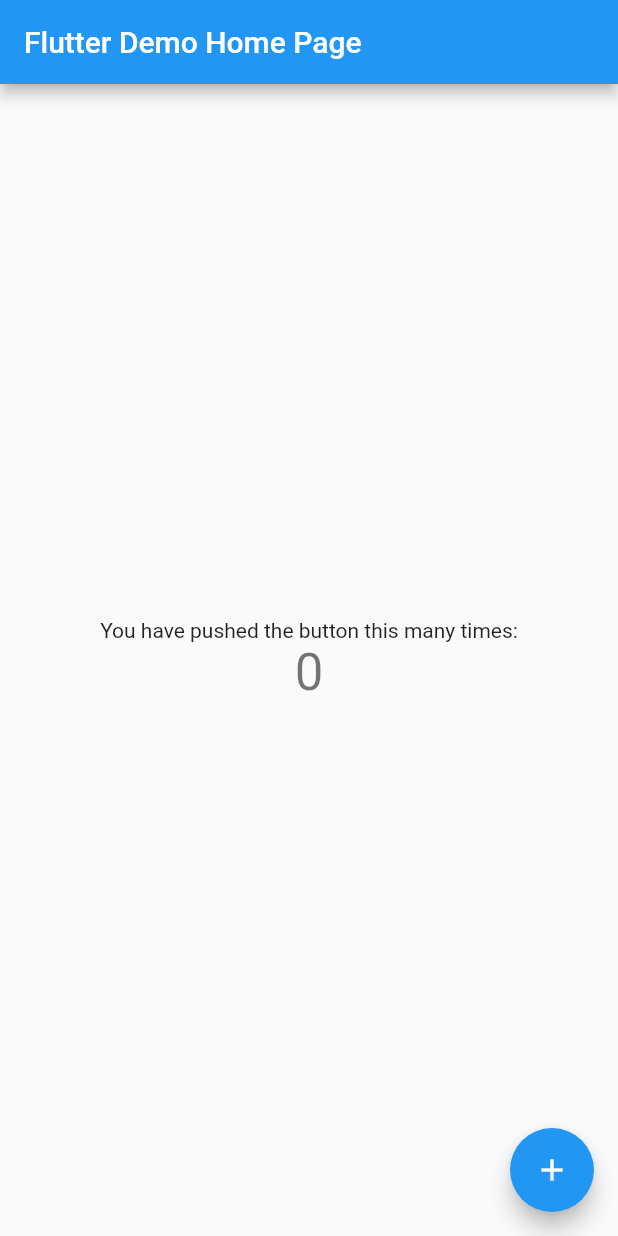
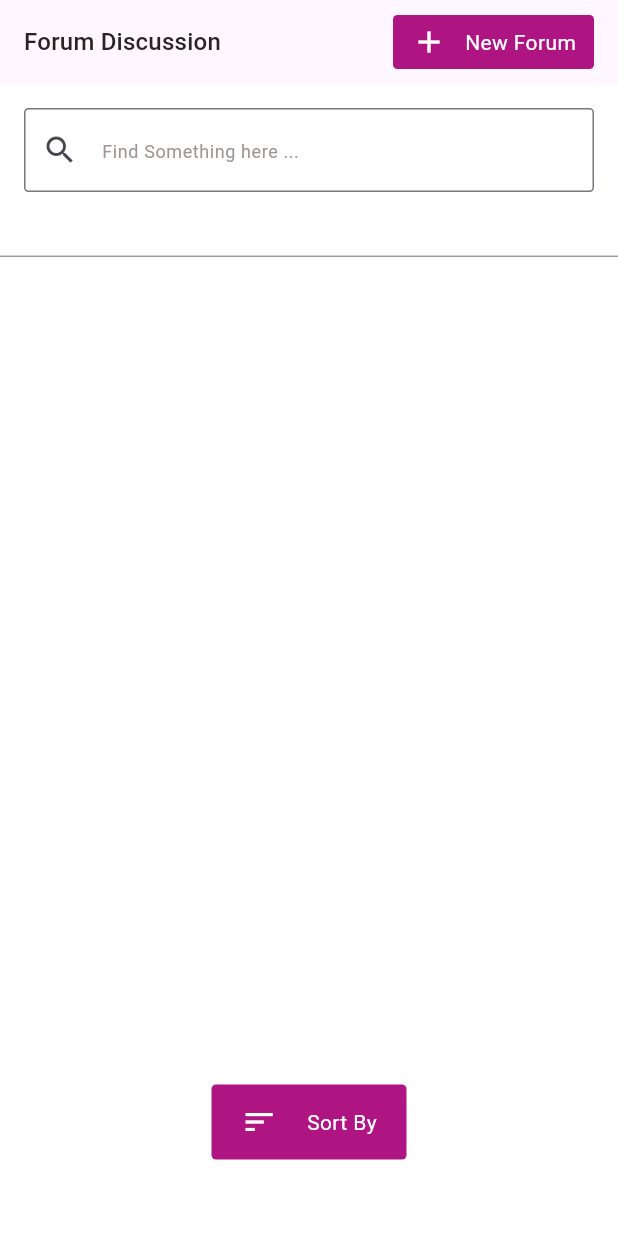
Before and after one commit to Kelompok-4-Capstone-Alterra/flutter_women_center, a Flutter app: the screen it shows after launch, on a phone screen of 412 x 824 dp. Run offline on Flutter 3.47's test engine with Material 2 defaults, Android fonts, the phone set to English and light mode, and no system bars; our stand-ins replace google_fonts.

Commit message:
feat: theme screen forum discussion

```diff
--- a/lib/main.dart
+++ b/lib/main.dart
@@ -1,3 +1,6 @@
+import 'package:capstone_project/utils/theme/theme.dart';
+
+import 'package:capstone_project/view/screen/join_forum_discussion/join_forum_discussion_screen.dart';
 import 'package:flutter/material.dart';
 
 void main() {
@@ -6,99 +9,17 @@
 
 class MyApp extends StatelessWidget {
   const MyApp({super.key});
-
-  // This widget is the root of your application.
   @override
   Widget build(BuildContext context) {
     return MaterialApp(
-      title: 'Flutter Demo',
-      theme: ThemeData(
-        // This is the theme of your application.
-        //
-        // Try running your application with "flutter run". You'll see the
-        // application has a blue toolbar. Then, without quitting the app, try
-        // changing the primarySwatch below to Colors.green and then invoke
-        // "hot reload" (press "r" in the console where you ran "flutter run",
-        // or simply save your changes to "hot reload" in a Flutter IDE).
-        // Notice that the counter didn't reset back to zero; the application
-        // is not restarted.
-        primarySwatch: Colors.blue,
-      ),
-      home: const MyHomePage(title: 'Flutter Demo Home Page'),
+      debugShowCheckedModeBanner: false,
+      title: 'Woman Center',
+      theme: StyleTheme.themeData(),
+      initialRoute: JoinForumDiscussionScreen.routeName,
+      routes: {
+        JoinForumDiscussionScreen.routeName: (context) =>
+            const JoinForumDiscussionScreen(),
+      },
     );
   }
 }
-
-class MyHomePage extends StatefulWidget {
-  const MyHomePage({super.key, required this.title});
-
-  // This widget is the home page of your application. It is stateful, meaning
-  // that it has a State object (defined below) that contains fields that affect
-  // how it looks.
-
-  // This class is the configuration for the state. It holds the values (in this
-  // case the title) provided by the parent (in this case the App widget) and
-  // used by the build method of the State. Fields in a Widget subclass are
-  // always marked "final".
-
-  final String title;
-
-  @override
-  State<MyHomePage> createState() => _MyHomePageState();
-}
-
-class _MyHomePageState extends State<MyHomePage> {
-  int _counter = 0;
-
-  void _incrementCounter() {
-    setState(() {
-      _counter++;
-    });
-  }
-
-  @override
-  Widget build(BuildContext context) {
-    return Scaffold(
-      appBar: AppBar(
-        // Here we take the value from the MyHomePage object that was created by
-        // the App.build method, and use it to set our appbar title.
-        title: Text(widget.title),
-      ),
-      body: Center(
-        // Center is a layout widget. It takes a single child and positions it
-        // in the middle of the parent.
-        child: Column(
-          // Column is also a layout widget. It takes a list of children and
-          // arranges them vertically. By default, it sizes itself to fit its
-          // children horizontally, and tries to be as tall as its parent.
-          //
-          // Invoke "debug painting" (press "p" in the console, choose the
-          // "Toggle Debug Paint" action from the Flutter Inspector in Android
-          // Studio, or the "Toggle Debug Paint" command in Visual Studio Code)
-          // to see the wireframe for each widget.
-          //
-          // Column has various properties to control how it sizes itself and
-          // how it positions its children. Here we use mainAxisAlignment to
-          // center the children vertically; the main axis here is the vertical
-          // axis because Columns are vertical (the cross axis would be
-          // horizontal).
-          mainAxisAlignment: MainAxisAlignment.center,
-          children: <Widget>[
-            const Text(
-              'You have pushed the button this many times:',
-            ),
-            Text(
-              '$_counter',
-              style: Theme.of(context).textTheme.headlineMedium,
-            ),
-          ],
-        ),
-      ),
-      floatingActionButton: FloatingActionButton(
-        onPressed: _incrementCounter,
-        tooltip: 'Increment',
-        child: const Icon(Icons.add),
-      ), // This trailing comma makes auto-formatting nicer for build methods.
-    );
-  }
-}
--- /dev/null
+++ b/lib/utils/state/finite_state.dart
@@ -0,0 +1,6 @@
+enum MyState {
+  initial,
+  loading,
+  loaded,
+  failed,
+}
--- /dev/null
+++ b/lib/utils/theme/theme.dart
@@ -0,0 +1,32 @@
+import 'package:flutter/material.dart';
+import 'package:google_fonts/google_fonts.dart';
+
+class StyleTheme {
+  static ThemeData themeData() {
+    return ThemeData(
+      useMaterial3: true,
+      primarySwatch: Colors.deepPurple,
+      primaryColor: const Color(0xFFAF1582),
+      scaffoldBackgroundColor: Colors.white,
+      fontFamily: GoogleFonts.roboto().fontFamily,
+      textTheme: GoogleFonts.robotoTextTheme().copyWith(
+        titleMedium: const TextStyle(
+          fontSize: 16,
+          color: Color(0xff282424),
+          letterSpacing: 0.15,
+          fontWeight: FontWeight.w500,
+        ),
+        bodySmall: const TextStyle(
+          fontSize: 12,
+          color: Color(0xffBDB728),
+        ),
+        labelMedium: const TextStyle(
+          fontSize: 12,
+          color: Color(0xff282424),
+          letterSpacing: 0.5,
+          fontWeight: FontWeight.w500,
+        ),
+      ),
+    );
+  }
+}
--- /dev/null
+++ b/lib/view/screen/join_forum_discussion/join_forum_discussion_screen.dart
@@ -0,0 +1,188 @@
+import 'package:flutter/material.dart';
+
+class JoinForumDiscussionScreen extends StatefulWidget {
+  static const String routeName = '/Join_forum_discussion_screen';
+
+  const JoinForumDiscussionScreen({super.key});
+
+  @override
+  State<JoinForumDiscussionScreen> createState() =>
+      _JoinForumDiscussionScreenState();
+}
+
+class _JoinForumDiscussionScreenState extends State<JoinForumDiscussionScreen> {
+  @override
+  Widget build(BuildContext context) {
+    return Scaffold(
+      appBar: AppBar(
+        title: Text(
+          'Forum Discussion',
+          style: Theme.of(context).textTheme.titleMedium,
+        ),
+        actions: [
+          Container(
+            height: 36,
+            width: 134,
+            margin: const EdgeInsets.symmetric(
+              vertical: 2,
+              horizontal: 16,
+            ),
+            decoration: const BoxDecoration(
+              color: Color(0xFFAF1582),
+              borderRadius: BorderRadius.all(
+                Radius.circular(3),
+              ),
+            ),
+            child: InkWell(
+              onTap: () {
+                bottomSheetScreen(context);
+              },
+              child: Row(
+                mainAxisAlignment: MainAxisAlignment.spaceEvenly,
+                crossAxisAlignment: CrossAxisAlignment.center,
+                children: const [
+                  Icon(
+                    Icons.add,
+                    color: Colors.white,
+                  ),
+                  Text(
+                    'New Forum',
+                    style: TextStyle(
+                      color: Colors.white,
+                    ),
+                  ),
+                ],
+              ),
+            ),
+          ),
+        ],
+      ),
+      body: SingleChildScrollView(
+        child: Column(
+          mainAxisAlignment: MainAxisAlignment.center,
+          crossAxisAlignment: CrossAxisAlignment.start,
+          children: [
+            Container(
+              height: MediaQuery.of(context).size.height * 0.14,
+              width: double.infinity,
+              padding: const EdgeInsets.only(
+                left: 16,
+                right: 16,
+                top: 16,
+              ),
+              decoration: const BoxDecoration(
+                border: Border(
+                  bottom: BorderSide(
+                    color: Colors.grey,
+                    width: 1.0,
+                  ),
+                ),
+              ),
+              child: TextFormField(
+                decoration: InputDecoration(
+                  hintText: 'Find Something here ...',
+                  hintStyle: Theme.of(context).textTheme.bodySmall!.copyWith(
+                        color: const Color(0xff9E9494),
+                      ),
+                  prefixIcon: const Icon(Icons.search),
+                  border: OutlineInputBorder(
+                    borderRadius: BorderRadius.circular(3),
+                  ),
+                ),
+              ),
+            ),
+            //! lanjut disini bikin tabbar widget
+          ],
+        ),
+      ),
+      floatingActionButton: InkWell(
+        onTap: () {
+          bottomSheetScreen(context);
+        },
+        child: Container(
+          height: 50,
+          width: 130,
+          margin: const EdgeInsets.only(
+            bottom: 35,
+            right: 125,
+            left: 125,
+          ),
+          decoration: const BoxDecoration(
+            color: Color(0xFFAF1582),
+            borderRadius: BorderRadius.all(
+              Radius.circular(3),
+            ),
+          ),
+          child: Row(
+            mainAxisAlignment: MainAxisAlignment.spaceEvenly,
+            crossAxisAlignment: CrossAxisAlignment.center,
+            children: const [
+              Icon(
+                // 3 bar icon
+                Icons.sort,
+                color: Colors.white,
+              ),
+              Text(
+                'Sort By',
+                style: TextStyle(
+                  color: Colors.white,
+                ),
+              ),
+            ],
+          ),
+        ),
+      ),
+    );
+  }
+
+  Future<dynamic> bottomSheetScreen(BuildContext context) {
+    return showModalBottomSheet(
+      context: context,
+      isScrollControlled: true,
+      shape: const RoundedRectangleBorder(
+        borderRadius: BorderRadius.vertical(
+          top: Radius.circular(25),
+        ),
+      ),
+      builder: (context) {
+        return Container(
+          height: MediaQuery.of(context).size.height * 0.75,
+          decoration: const BoxDecoration(
+            color: Colors.white,
+            borderRadius: BorderRadius.vertical(
+              top: Radius.circular(25),
+            ),
+          ),
+          child: Padding(
+            padding: const EdgeInsets.symmetric(
+              horizontal: 16,
+              vertical: 24,
+            ),
+            child: Column(
+              children: [
+                Row(
+                  mainAxisAlignment: MainAxisAlignment.spaceBetween,
+                  children: [
+                    Text(
+                      'Sort By',
+                      style: Theme.of(context).textTheme.titleMedium,
+                    ),
+                    TextButton(
+                      onPressed: () {
+                        Navigator.pop(context);
+                      },
+                      child: Text(
+                        'Cancel',
+                        style: Theme.of(context).textTheme.bodySmall,
+                      ),
+                    ),
+                  ],
+                ),
+              ],
+            ),
+          ),
+        );
+      },
+    );
+  }
+}
```
